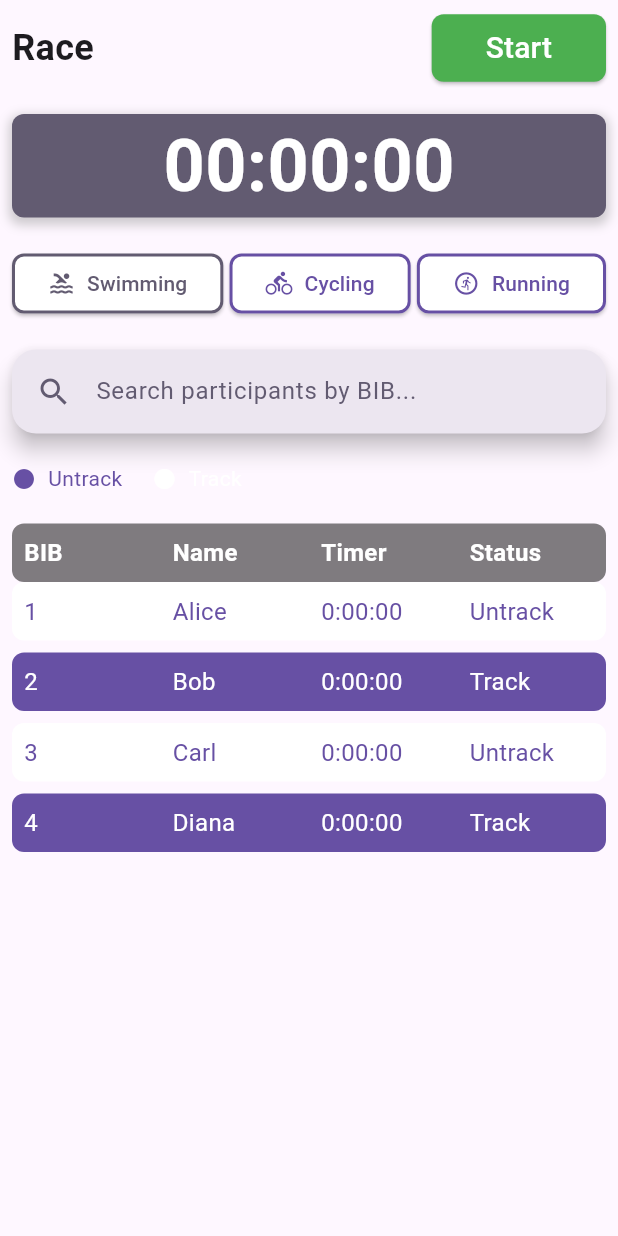
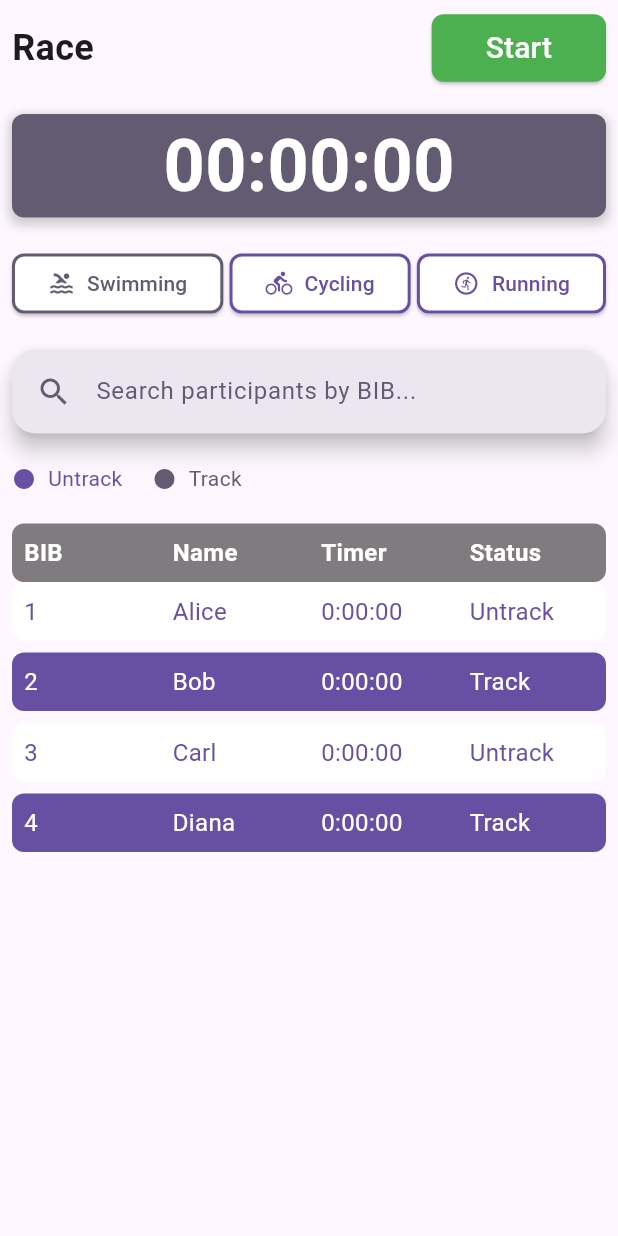
Before and after one commit to SamnangKong426/sport_chrono, a Flutter app: the screen it shows after launch, on a phone screen of 412 x 824 dp. Run offline on Flutter 3.47's test engine with Material 3 defaults, Android fonts, the phone set to English and light mode, and no system bars.

Commit message:
modified color

```diff
--- a/lib/views/race_view.dart
+++ b/lib/views/race_view.dart
@@ -80,6 +80,8 @@ class RaceView extends StatelessWidget {
             // wire your search bar into the VM
             BIBSearchBar(onChanged: vm.filterByBib),
             const SizedBox(height: 20),
+
+
             // status guide
             Row(
               children: [
@@ -104,14 +106,14 @@ class RaceView extends StatelessWidget {
                 children: [
                 Icon(
                   Icons.circle,
-                      color: Theme.of(context).colorScheme.onPrimary,
+                  color: Theme.of(context).colorScheme.secondary,
                   size: 16,
                 ),
                 const SizedBox(width: 8.0),
                 Text(
                   'Track',
                   style: TextStyle(
-                        color: Theme.of(context).colorScheme.onPrimary,
+                  color: Theme.of(context).colorScheme.secondary,
                   ),
                 ),
                 ],
```
Lines whose indentation alone changed are shown as unchanged.
